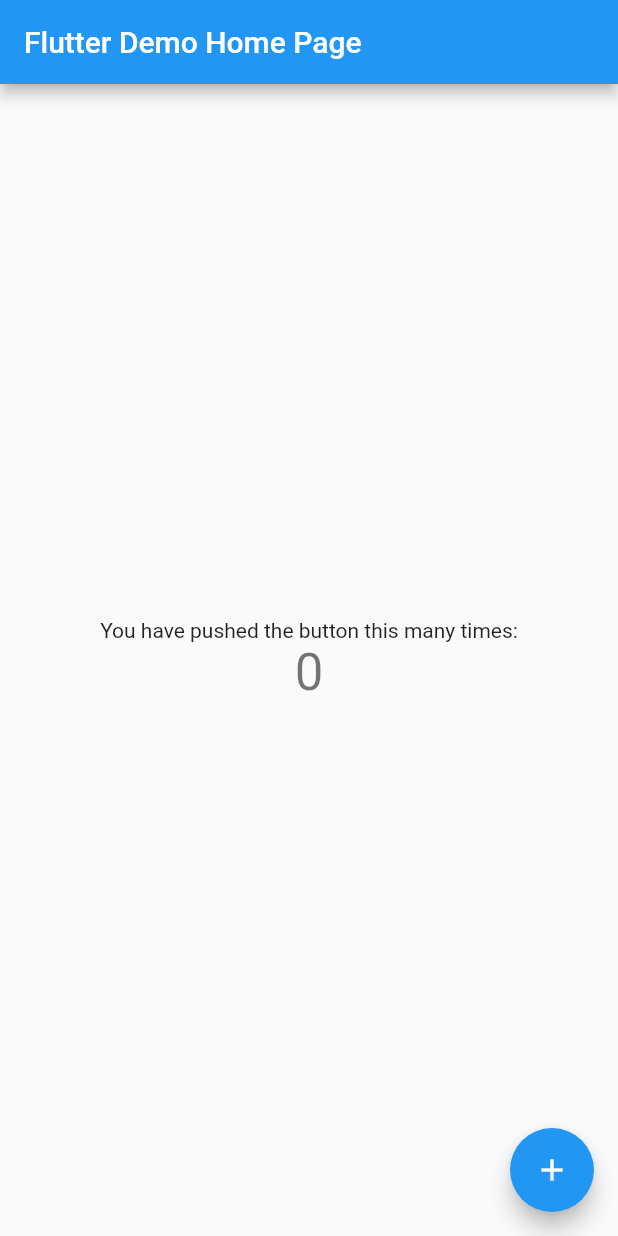
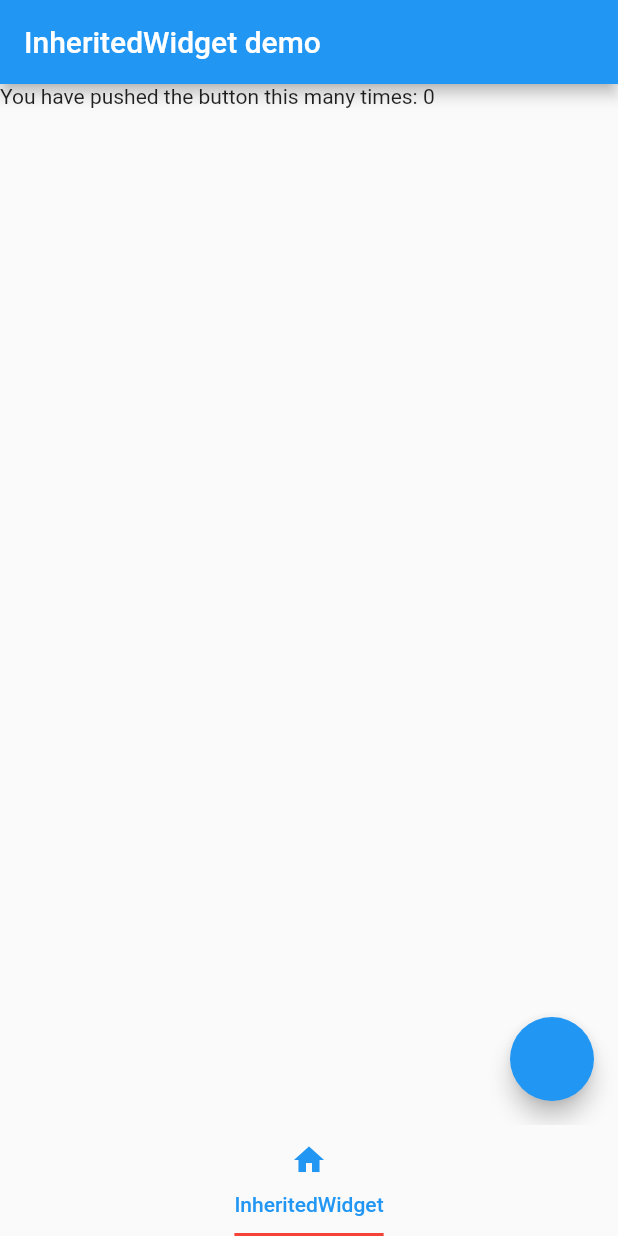
Before and after one commit to flutter-ppp/dart_study_app, a Flutter app: the screen it shows after launch, on a phone screen of 412 x 824 dp. Run offline on Flutter 3.47's test engine with Material 2 defaults, Android fonts, the phone set to English and light mode, and no system bars.

Commit message:
inhertWidget

```diff
--- /dev/null
+++ b/lib/geek/20/count_container.dart
@@ -0,0 +1,61 @@
+import 'package:flutter/material.dart';
+
+class CounterPage extends StatefulWidget {
+  CounterPage({Key key}) : super(key: key);
+
+  @override
+  _CounterPageState createState() => _CounterPageState();
+}
+
+class _CounterPageState extends State<CounterPage> {
+  int count = 0;
+
+  void _incrementCounter() => setState(() {
+        count++;
+      });
+
+  @override
+  Widget build(BuildContext context) {
+    return CountContainer(
+        //increment: _incrementCounter,
+        model: this,
+        increment: _incrementCounter,
+        child: Counter());
+  }
+}
+
+class CountContainer extends InheritedWidget {
+  //方便其子Widget在Widget树中找到它
+  static CountContainer of(BuildContext context) =>
+      context.inheritFromWidgetOfExactType(CountContainer) as CountContainer;
+
+  //直接使用 HomePage20 中的State获取数据
+  final _CounterPageState model;
+  final Function() increment;
+
+  CountContainer({
+    Key key,
+    @required this.model,
+    @required this.increment,
+    @required Widget child,
+  }) : super(key: key, child: child);
+
+  // 判断是否需要更新
+  // 这个方法会在 Flutter 判断 InheritedWidget 是否需要重建，从而通知下层观察者组件更新数据时被调用到
+  @override
+  bool updateShouldNotify(CountContainer oldWidget) => model != oldWidget.model;
+}
+
+class Counter extends StatelessWidget {
+  @override
+  Widget build(BuildContext context) {
+    //获取InheritedWidget节点
+    CountContainer state = CountContainer.of(context);
+    return Scaffold(
+        appBar: AppBar(title: Text("InheritedWidget demo")),
+        body: Text(
+          'You have pushed the button this many times: ${state.model.count}',
+        ),
+        floatingActionButton: FloatingActionButton(onPressed: state.increment));
+  }
+}
--- /dev/null
+++ b/lib/geek/20/dart_main.dart
@@ -0,0 +1,66 @@
+import 'package:dart_study_app/geek/20/count_container.dart';
+import 'package:flutter/material.dart';
+
+class HomePage20 extends StatefulWidget {
+  HomePage20({Key key, this.title = "HomePage20"}) : super(key: key);
+
+  // This widget is the home page of your application. It is stateful, meaning
+  // that it has a State object (defined below) that contains fields that affect
+  // how it looks.
+
+  // This class is the configuration for the state. It holds the values (in this
+  // case the title) provided by the parent (in this case the App widget) and
+  // used by the build method of the State. Fields in a Widget subclass are
+  // always marked "final".
+
+  final String title;
+
+  @override
+  _HomePage20State createState() => _HomePage20State();
+}
+
+class _HomePage20State extends State<HomePage20> {
+  int count = 0;
+
+  void _incrementCounter() => setState(() {
+        count++;
+      }); //修改计数器
+
+  @override
+  Widget build(BuildContext context) {
+    //将CountContainer作为根节点，并使用0作为初始化count
+    return DefaultTabController(
+      length: 1,
+      child: Scaffold(
+        body: TabBarView(
+          physics: NeverScrollableScrollPhysics(),
+          children: [
+            CounterPage(),
+//            NotificationWidget(),
+//            FirstPage(),
+          ],
+        ),
+        bottomNavigationBar: TabBar(
+          tabs: [
+            Tab(
+              icon: Icon(Icons.home),
+              text: "InheritedWidget",
+            ),
+//            Tab(
+//              icon: Icon(Icons.rss_feed),
+//              text: "Notification",
+//            ),
+//            Tab(
+//              icon: Icon(Icons.perm_identity),
+//              text: "EventBus",
+//            )
+          ],
+          unselectedLabelColor: Colors.blueGrey,
+          labelColor: Colors.blue,
+          indicatorSize: TabBarIndicatorSize.label,
+          indicatorColor: Colors.red,
+        ),
+      ),
+    );
+  }
+}
--- a/lib/main.dart
+++ b/lib/main.dart
@@ -1,4 +1,6 @@
 import 'package:flutter/material.dart';
+
+import 'geek/20/dart_main.dart';
 
 void main() {
   runApp(MyApp());
@@ -26,7 +28,8 @@ class MyApp extends StatelessWidget {
         // closer together (more dense) than on mobile platforms.
         visualDensity: VisualDensity.adaptivePlatformDensity,
       ),
-      home: MyHomePage(title: 'Flutter Demo Home Page'),
+//      home: MyHomePage(title: 'Flutter Demo Home Page'),
+      home: HomePage20(),
     );
   }
 }
```
Also changed, not shown: lib/geek/03/dart_main.dart (renamed from lib/courses/03/dart_main.dart), lib/geek/03/misc.dart (renamed from lib/courses/03/misc.dart), lib/geek/20/notification_widget.dart (added).
